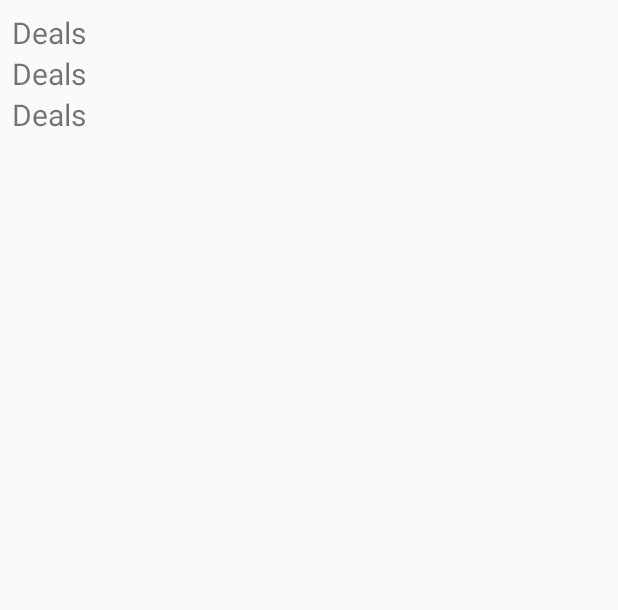
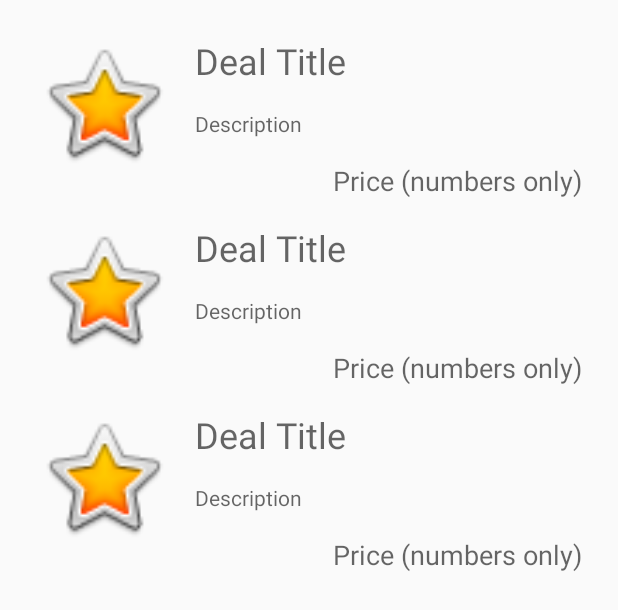
Before and after one commit to PeterKingori/TravelDeals, an Android app: the layout activity_list.xml on its own in the app's theme, with its tools: preview values and no code run, on a phone screen of 412 x 824 dp. Shown: the top 610 px of the screen. Run offline under Robolectric (Android 15) with nearby library versions, the phone set to English and light mode, and no system bars.

Commit message:
Change the rv_row.xml layout file from using a LinearLayout to a ConstraintLayout. Also replace the TextView that was only showing the deal title with an ImageView, and TextViews to display the deal title, description and price. Add other minor changes in the resource values files for colors and strings. The code in the DealViewHolder class in the DealAdapter.java file is also modified to make use of the new views added in the rv_row.xml layout file.

```diff
--- a/app/src/main/java/com/kingori/traveldeals/DealAdapter.java
+++ b/app/src/main/java/com/kingori/traveldeals/DealAdapter.java
@@ -87,14 +87,20 @@ public class DealAdapter extends RecyclerView.Adapter<DealAdapter.DealViewHolder
     // This class is used to describe how to bind the data to a single row
     public class DealViewHolder extends RecyclerView.ViewHolder {
         TextView tvTitle;
+        TextView tvDescription;
+        TextView tvPrice;
 
         public DealViewHolder(@NonNull View itemView) {
             super(itemView);
             tvTitle = itemView.findViewById(R.id.tvTitle);
+            tvDescription = itemView.findViewById(R.id.tvDescription);
+            tvPrice = itemView.findViewById(R.id.tvPrice);
         }
 
         public void bind(TravelDeal deal) {
             tvTitle.setText(deal.getTitle());
+            tvDescription.setText(deal.getDescription());
+            tvPrice.setText(deal.getPrice());
         }
     }
 }
--- a/app/src/main/res/layout/rv_row.xml
+++ b/app/src/main/res/layout/rv_row.xml
@@ -1,13 +1,52 @@
 <?xml version="1.0" encoding="utf-8"?>
-<LinearLayout xmlns:android="http://schemas.android.com/apk/res/android"
+<androidx.constraintlayout.widget.ConstraintLayout xmlns:android="http://schemas.android.com/apk/res/android"
+    xmlns:app="http://schemas.android.com/apk/res-auto"
+    xmlns:tools="http://schemas.android.com/tools"
     android:layout_width="match_parent"
     android:layout_height="wrap_content">
 
+    <ImageView
+        android:id="@+id/imageDeal"
+        android:layout_width="90dp"
+        android:layout_height="90dp"
+        android:layout_marginStart="@dimen/text_margin_standard"
+        android:layout_marginTop="@dimen/text_margin_standard"
+        app:layout_constraintStart_toStartOf="parent"
+        app:layout_constraintTop_toTopOf="parent"
+        app:srcCompat="@android:drawable/btn_star_big_on"
+        android:contentDescription="@string/deal_image" />
+
     <TextView
         android:id="@+id/tvTitle"
-        android:layout_width="0dp"
+        android:layout_width="wrap_content"
         android:layout_height="wrap_content"
-        android:layout_weight="1"
-        android:text="Deals"
-        android:textSize="20sp" />
-</LinearLayout>
+        android:layout_marginStart="@dimen/text_margin_standard"
+        android:layout_marginTop="@dimen/text_margin_standard"
+        android:hint="@string/title_hint"
+        android:textSize="24sp"
+        app:layout_constraintStart_toEndOf="@+id/imageDeal"
+        app:layout_constraintTop_toTopOf="parent" />
+
+    <TextView
+        android:id="@+id/tvDescription"
+        android:layout_width="wrap_content"
+        android:layout_height="wrap_content"
+        android:layout_marginStart="@dimen/text_margin_standard"
+        android:layout_marginTop="@dimen/text_margin_standard"
+        android:hint="@string/description_hint"
+        app:layout_constraintStart_toEndOf="@+id/imageDeal"
+        app:layout_constraintTop_toBottomOf="@+id/tvTitle" />
+
+    <TextView
+        android:id="@+id/tvPrice"
+        android:layout_width="wrap_content"
+        android:layout_height="wrap_content"
+        android:layout_marginTop="@dimen/text_margin_standard"
+        android:layout_marginEnd="@dimen/text_margin_standard"
+        android:hint="@string/price_hint"
+        android:textColor="@color/colorAccent"
+        android:textSize="18sp"
+        app:layout_constraintEnd_toEndOf="parent"
+        app:layout_constraintTop_toBottomOf="@+id/tvDescription" />
+
+</androidx.constraintlayout.widget.ConstraintLayout>
--- a/app/src/main/res/values/colors.xml
+++ b/app/src/main/res/values/colors.xml
@@ -2,5 +2,5 @@
 <resources>
     <color name="colorPrimary">#6200EE</color>
     <color name="colorPrimaryDark">#3700B3</color>
-    <color name="colorAccent">#03DAC5</color>
+    <color name="colorAccent">#C83C10</color>
 </resources>
--- a/app/src/main/res/values/strings.xml
+++ b/app/src/main/res/values/strings.xml
@@ -4,4 +4,5 @@
     <string name="price_hint">Price (numbers only)</string>
     <string name="description_hint">Description</string>
     <string name="save_menu">Save</string>
+    <string name="deal_image">Deal image</string>
 </resources>
```
